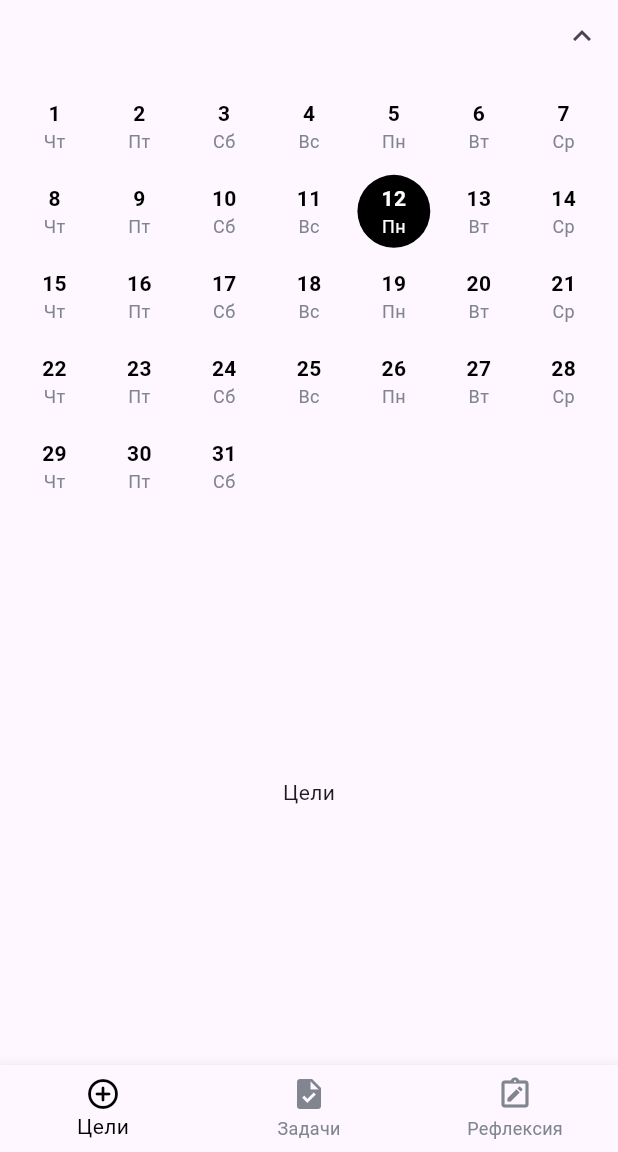
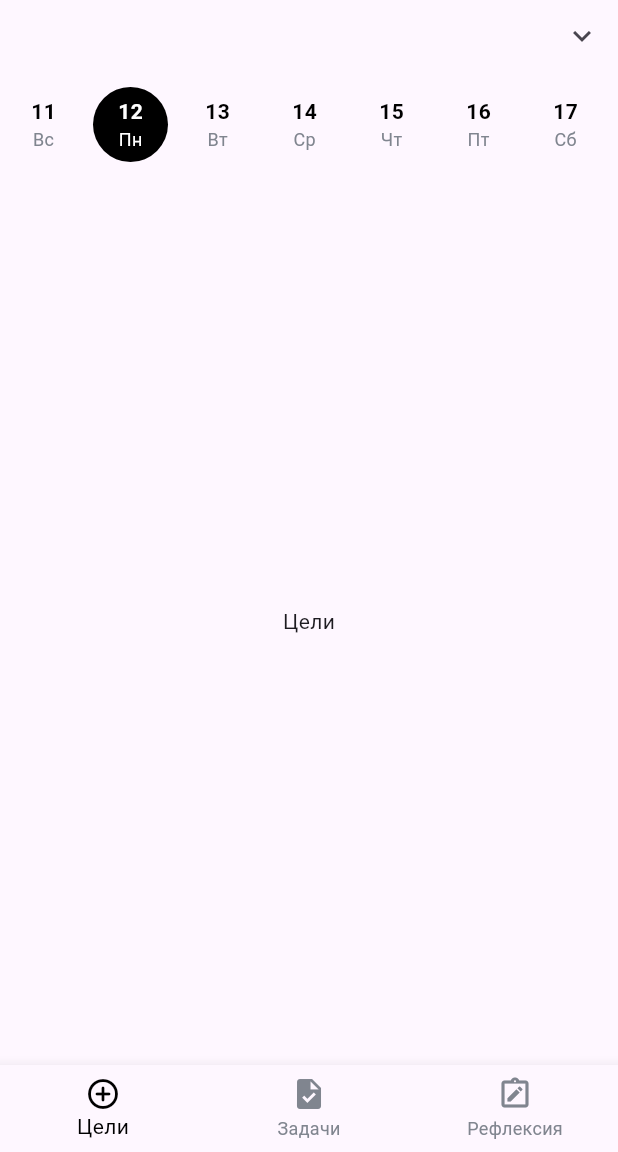
Before and after one commit to mmigur/golem, a Flutter app: the screen it shows after launch, on a phone screen of 412 x 824 dp, the part 84-1236 px from its top. Run offline on Flutter 3.47's test engine with Material 3 defaults, Android fonts, the phone set to English and light mode, and no system bars; our stand-ins replace supabase_flutter; missing offline and left inert: gotrue; accounts and stored records are empty.

Commit message:
<edit>: edit home screen and calendar wiget

```diff
--- a/lib/home_screen.dart
+++ b/lib/home_screen.dart
@@ -1,4 +1,7 @@
 import 'package:flutter/material.dart';
+import 'package:golem/tab/goal_tab.dart';
+import 'package:golem/tab/reflection_tab.dart';
+import 'package:golem/tab/tasks_tab.dart';
 import 'package:intl/intl.dart';
 import 'package:supabase_flutter/supabase_flutter.dart';
 
@@ -12,7 +15,8 @@ class HomeScreen extends StatefulWidget {
 class _HomeScreenState extends State<HomeScreen> {
   int _currentIndex = 0;
   DateTime _selectedDate = DateTime.now();
-  bool _isCalendarExpanded = true;
+  DateTime _currentMonth = DateTime.now();
+  bool _isCalendarExpanded = false;
   String _nickname = '';
   final SupabaseClient _supabase = Supabase.instance.client;
 
@@ -112,6 +116,7 @@ class _HomeScreenState extends State<HomeScreen> {
               ),
             ],
           ),
+          if (_isCalendarExpanded) _buildMonthSelector(),
           _buildCalendar(),
           Expanded(child: _pages[_currentIndex]),
         ],
@@ -139,38 +144,117 @@ class _HomeScreenState extends State<HomeScreen> {
     );
   }
 
+  Widget _buildMonthSelector() {
+    return Padding(
+      padding: const EdgeInsets.symmetric(horizontal: 16.0),
+      child: Row(
+        mainAxisAlignment: MainAxisAlignment.spaceBetween,
+        children: [
+          IconButton(
+            icon: const Icon(Icons.chevron_left),
+            onPressed: () {
+              setState(() {
+                _currentMonth = DateTime(_currentMonth.year, _currentMonth.month - 1);
+              });
+            },
+          ),
+          Text(
+            DateFormat('MMMM y', 'ru_RU').format(_currentMonth),
+            style: const TextStyle(fontSize: 16, fontWeight: FontWeight.bold),
+          ),
+          IconButton(
+            icon: const Icon(Icons.chevron_right),
+            onPressed: () {
+              setState(() {
+                _currentMonth = DateTime(_currentMonth.year, _currentMonth.month + 1);
+              });
+            },
+          ),
+        ],
+      ),
+    );
+  }
+
   Widget _buildCalendar() {
-    final daysInMonth = DateUtils.getDaysInMonth(
-      _selectedDate.year,
-      _selectedDate.month,
-    );
+    if (!_isCalendarExpanded) {
+      // Compact view - show only current week
+      final weekStart = _selectedDate.subtract(Duration(days: _selectedDate.weekday % 7));
+      final days = List.generate(7, (i) => weekStart.add(Duration(days: i)));
 
-    final startDate = _isCalendarExpanded
-        ? 1
-        : _selectedDate.day - 3 > 0 ? _selectedDate.day - 3 : 1;
-    final endDate = _isCalendarExpanded
-        ? daysInMonth
-        : _selectedDate.day + 3 <= daysInMonth
-        ? _selectedDate.day + 3
-        : daysInMonth;
+      return SizedBox(
+        height: 70,
+        child: ListView.builder(
+          scrollDirection: Axis.horizontal,
+          itemCount: days.length,
+          itemBuilder: (context, index) {
+            final date = days[index];
+            final isSelected = date.day == _selectedDate.day &&
+                date.month == _selectedDate.month &&
+                date.year == _selectedDate.year;
+
+            return GestureDetector(
+              onTap: () => setState(() {
+                _selectedDate = date;
+                _currentMonth = DateTime(date.year, date.month);
+              }),
+              child: Container(
+                width: 50,
+                margin: const EdgeInsets.all(4),
+                decoration: BoxDecoration(
+                  color: isSelected ? Colors.black : null,
+                  shape: BoxShape.circle,
+                ),
+                child: Column(
+                  mainAxisAlignment: MainAxisAlignment.center,
+                  children: [
+                    Text(
+                      '${date.day}',
+                      style: TextStyle(
+                        color: isSelected ? Colors.white : Colors.black,
+                        fontWeight: FontWeight.bold,
+                      ),
+                    ),
+                    Text(
+                      _getShortWeekday(date.weekday),
+                      style: TextStyle(
+                        color: isSelected ? Colors.white : const Color(0xFF80858F),
+                        fontSize: 12,
+                      ),
+                    ),
+                  ],
+                ),
+              ),
+            );
+          },
+        ),
+      );
+    }
+
+    // Expanded view - show full month
+    final firstDayOfMonth = DateTime(_currentMonth.year, _currentMonth.month, 1);
+    final daysInMonth = DateUtils.getDaysInMonth(_currentMonth.year, _currentMonth.month);
+    final startingWeekday = firstDayOfMonth.weekday % 7; // 0 for Sunday, 1 for Monday, etc.
 
     return Padding(
       padding: const EdgeInsets.all(8.0),
       child: GridView.builder(
         shrinkWrap: true,
         physics: const NeverScrollableScrollPhysics(),
-        gridDelegate: SliverGridDelegateWithFixedCrossAxisCount(
+        gridDelegate: const SliverGridDelegateWithFixedCrossAxisCount(
           crossAxisCount: 7,
           childAspectRatio: 1,
-          mainAxisSpacing: _isCalendarExpanded ? 0 : 8,
         ),
-        itemCount: _isCalendarExpanded ? daysInMonth : 7,
+        itemCount: daysInMonth + startingWeekday,
         itemBuilder: (context, index) {
-          final dayIndex = _isCalendarExpanded
-              ? index + 1
-              : startDate + (index % (endDate - startDate + 1));
-          final date = DateTime(_selectedDate.year, _selectedDate.month, dayIndex);
-          final isSelected = date.day == _selectedDate.day;
+          if (index < startingWeekday) {
+            return const SizedBox.shrink(); // Empty space for days before 1st of month
+          }
+
+          final dayIndex = index - startingWeekday + 1;
+          final date = DateTime(_currentMonth.year, _currentMonth.month, dayIndex);
+          final isSelected = date.day == _selectedDate.day &&
+              date.month == _selectedDate.month &&
+              date.year == _selectedDate.year;
 
           return GestureDetector(
             onTap: () => setState(() => _selectedDate = date),
@@ -211,30 +295,3 @@ class _HomeScreenState extends State<HomeScreen> {
     return days[weekday % 7];
   }
 }
-
-class GoalsTab extends StatelessWidget {
-  const GoalsTab({super.key});
-
-  @override
-  Widget build(BuildContext context) {
-    return const Center(child: Text('Цели'));
-  }
-}
-
-class TasksTab extends StatelessWidget {
-  const TasksTab({super.key});
-
-  @override
-  Widget build(BuildContext context) {
-    return const Center(child: Text('Задачи'));
-  }
-}
-
-class ReflectionTab extends StatelessWidget {
-  const ReflectionTab({super.key});
-
-  @override
-  Widget build(BuildContext context) {
-    return const Center(child: Text('Рефлексия'));
-  }
-}
--- /dev/null
+++ b/lib/tab/goal_tab.dart
@@ -0,0 +1,10 @@
+import 'package:flutter/cupertino.dart';
+
+class GoalsTab extends StatelessWidget {
+  const GoalsTab({super.key});
+
+  @override
+  Widget build(BuildContext context) {
+    return const Center(child: Text('Цели'));
+  }
+}
```
Also changed, not shown: lib/tab/reflection_tab.dart (added, +10 -0 lines), lib/tab/tasks_tab.dart (added, +10 -0 lines).
